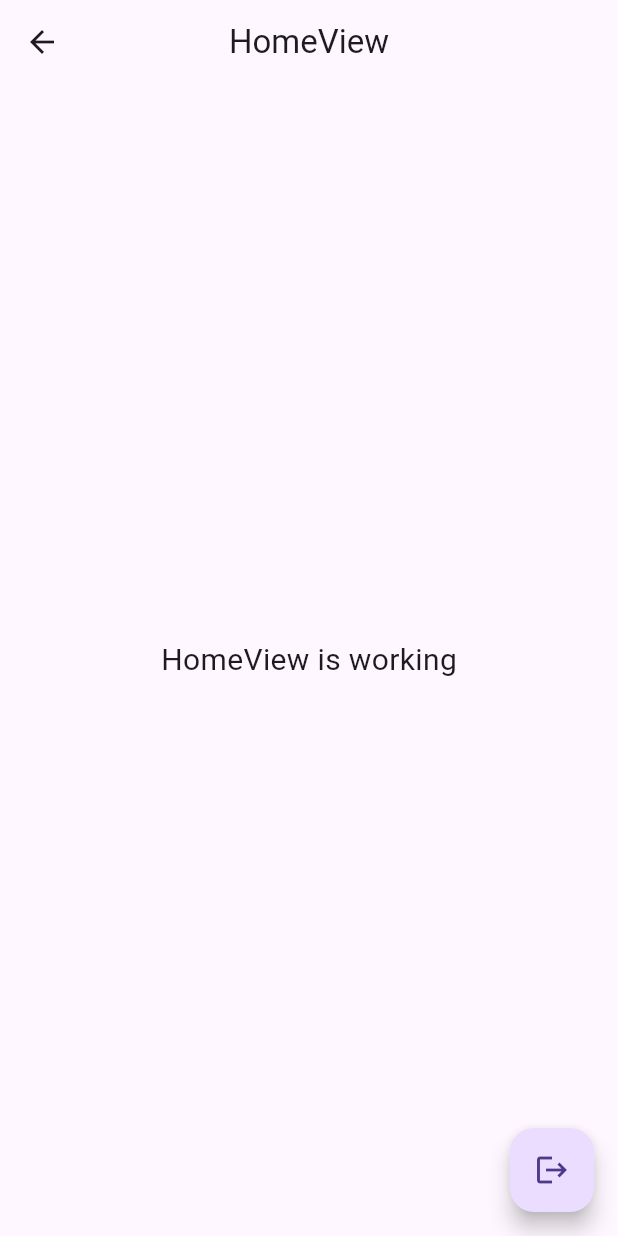
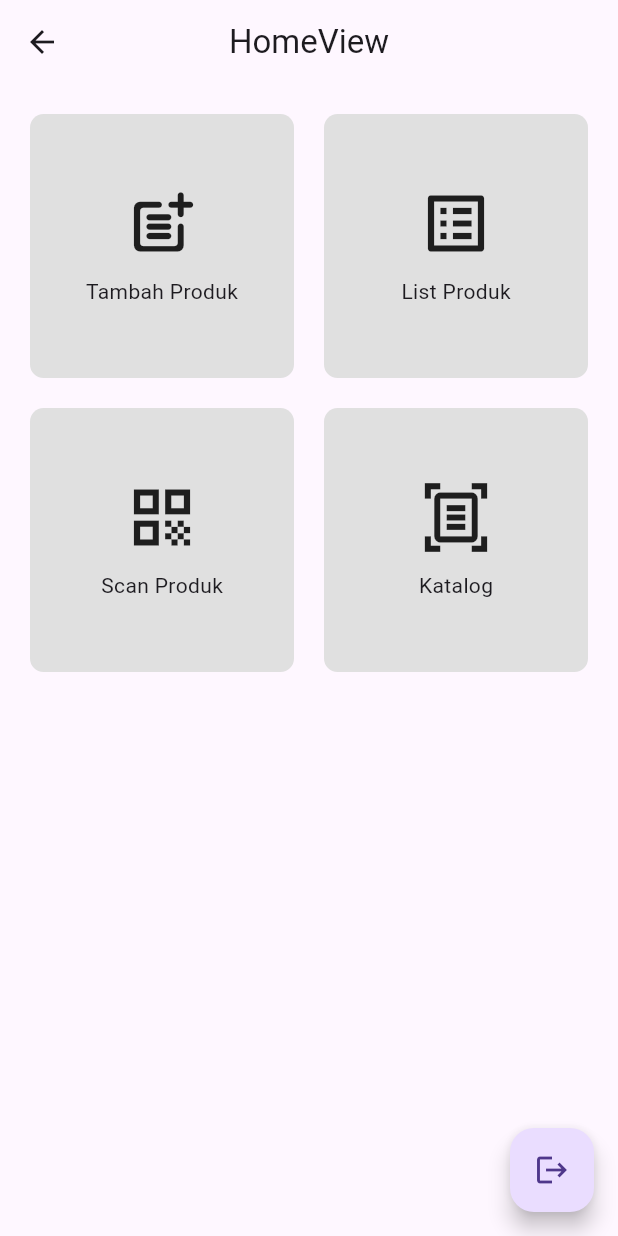
Before and after one commit to accworkfajar/Product, a Flutter app: the HomeView screen opened by its route, on a phone screen of 412 x 824 dp. Run offline on Flutter 3.47's test engine with Material 3 defaults, Android fonts, the phone set to English and light mode, and no system bars; our stand-ins replace firebase_auth, firebase_core, get; accounts and stored records are empty; network calls fail.

Commit message:
layouting homepage

```diff
--- a/lib/app/modules/home/views/home_view.dart
+++ b/lib/app/modules/home/views/home_view.dart
@@ -16,11 +16,72 @@ class HomeView extends GetView<HomeController> {
         title: const Text('HomeView'),
         centerTitle: true,
       ),
-      body: const Center(
-        child: Text(
-          'HomeView is working',
-          style: TextStyle(fontSize: 20),
+      body: GridView.builder(
+        itemCount: 4,
+        padding: const EdgeInsets.all(20),
+        gridDelegate: const SliverGridDelegateWithFixedCrossAxisCount(
+          crossAxisCount: 2,
+          mainAxisSpacing: 20,
+          crossAxisSpacing: 20,
         ),
+        itemBuilder: (context, index) {
+          late String title;
+          late IconData icon;
+
+          late VoidCallback onTap;
+
+          switch (index) {
+            case 0:
+              title = "Tambah Produk";
+              icon = Icons.post_add_rounded;
+              onTap = () => Get.toNamed(Routes.addProduct);
+              break;
+            case 1:
+              title = "List Produk";
+              icon = Icons.list_alt_outlined;
+              onTap = () => Get.toNamed(Routes.products);
+              break;
+            case 2:
+              title = "Scan Produk";
+              icon = Icons.qr_code;
+
+              onTap = () {
+                print("Open Camera");
+              };
+              break;
+            case 3:
+              title = "Katalog";
+              icon = Icons.document_scanner_outlined;
+              onTap = () {
+                print("Open PDF");
+              };
+              break;
+            default:
+          }
+          return Material(
+            color: Colors.grey.shade300,
+            borderRadius: BorderRadius.circular(9),
+            child: InkWell(
+              onTap: onTap,
+              borderRadius: BorderRadius.circular(9),
+              child: Column(
+                mainAxisAlignment: MainAxisAlignment.center,
+                children: [
+                  SizedBox(
+                    width: 50,
+                    height: 50,
+                    child: Icon(
+                      icon,
+                      size: 50,
+                    ),
+                  ),
+                  SizedBox(height: 10),
+                  Text(title),
+                ],
+              ),
+            ),
+          );
+        },
       ),
       floatingActionButton: FloatingActionButton(
         onPressed: () async {
--- a/lib/app/routes/app_pages.dart
+++ b/lib/app/routes/app_pages.dart
@@ -29,7 +29,7 @@ class AppPages {
     ),
     GetPage(
       name: _Paths.addProduct,
-      page: () => const AddProductView(),
+      page: () => AddProductView(),
       binding: AddProductBinding(),
     ),
     GetPage(
--- a/pubspec.yaml
+++ b/pubspec.yaml
@@ -38,6 +38,7 @@ dependencies:
   get: ^4.6.6
   firebase_core: ^3.4.1
   firebase_auth: ^5.2.1
+  cloud_firestore: ^5.4.1
 
 dev_dependencies:
   flutter_test:
```
Also changed, not shown: lib/app/modules/add_product/controllers/add_product_controller.dart (+1 -19 lines), lib/app/modules/add_product/views/add_product_view.dart (+67 -6 lines), pubspec.lock, 3 other files.
